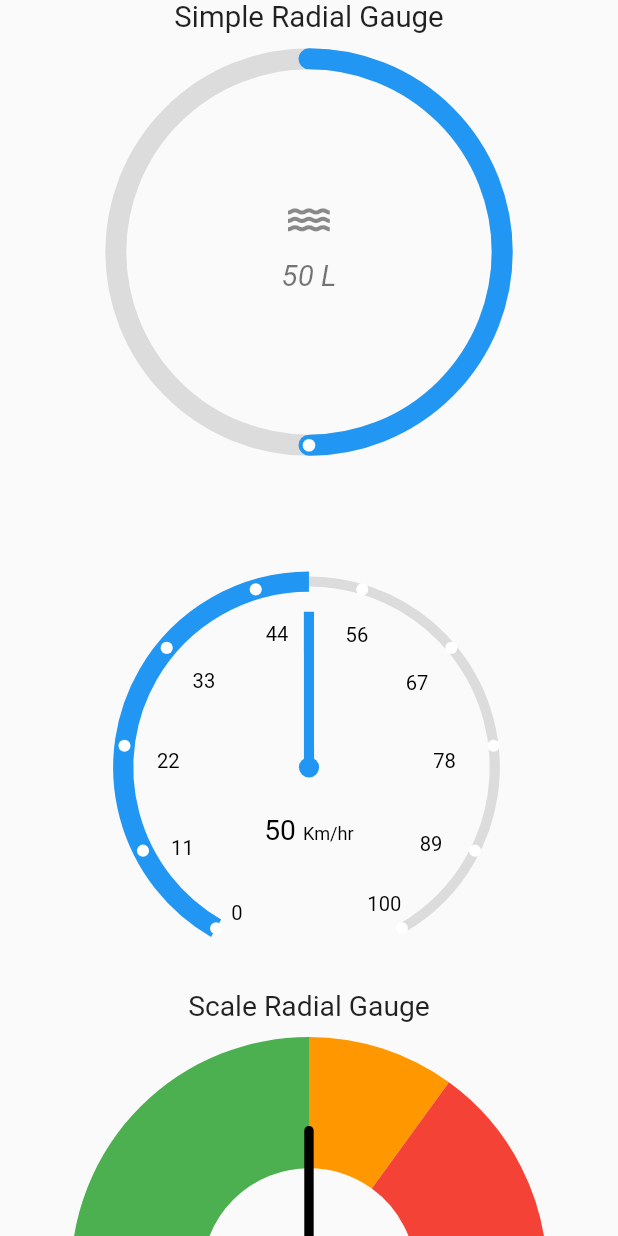
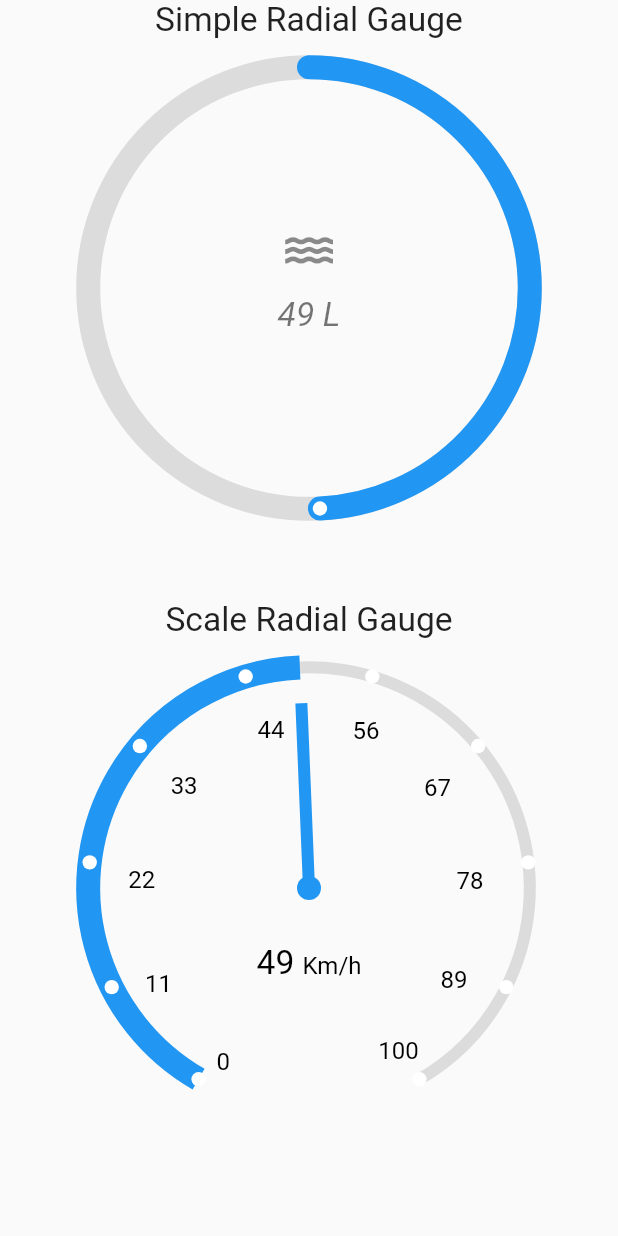
Before and after one commit to atsign-foundation/at_gauges, a Flutter app: the screen it shows after launch, on a phone screen of 412 x 824 dp. Run offline on Flutter 3.47's test engine with Material 2 defaults, Android fonts, the phone set to English and light mode, and no system bars.

Commit message:
range gauge removed from package, simple and scale gauge size updated

```diff
--- a/at_radial_gauges/example/lib/main.dart
+++ b/at_radial_gauges/example/lib/main.dart
@@ -31,63 +31,37 @@ class MyGauges extends StatelessWidget {
       // appBar: AppBar(title: const Text('Radial Gauges')),
       body: SafeArea(
         child: ListView(
-          children: [
-            const SizedBox(
-              height: 350,
-              child: SimpleRadialGauge(
+          children: const [
+            SimpleRadialGauge(
               actualValue: 50,
               maxValue: 100,
-                icon: Icon(Icons.water),
-                unit: 'L',
-                animationDuration: 500,
+              // Optional Parameters
+              minValue: 0,
               title: Text('Simple Radial Gauge'),
               titlePosition: TitlePosition.top,
+              unit: 'L',
+              icon: Icon(Icons.water),
+              pointerColor: Colors.blue,
+              decimalPlaces: 0,
+              isAnimate: true,
+              animationDuration: 2000,
+              size: 400,
             ),
-            ),
-            const SizedBox(
-              height: 350,
-              child: ScaleRadialGauge(
+            ScaleRadialGauge(
               maxValue: 100,
               actualValue: 50,
-                unit: TextSpan(text: 'Km/hr', style: TextStyle(fontSize: 9)),
+              // Optional Parameters
+              minValue: 0,
+              size: 400,
               title: Text('Scale Radial Gauge'),
-                titlePosition: TitlePosition.bottom,
+              titlePosition: TitlePosition.top,
+              pointerColor: Colors.blue,
+              needleColor: Colors.blue,
+              decimalPlaces: 0,
+              isAnimate: true,
+              animationDuration: 2000,
+              unit: TextSpan(text: 'Km/h', style: TextStyle(fontSize: 10)),
             ),
-            ),
-            SizedBox(
-              height: 350,
-              child: RangeRadialGauge(
-                minValue: 0,
-                maxValue: 100,
-                actualValue: 50,
-                maxDegree: 180,
-                startDegree: 180,
-                title: const Text('Range Radial Gauge'),
-                titlePosition: TitlePosition.bottom,
-                unit: const TextSpan(text: '°C'),
-                ranges: [
-                  Range(
-                    label: 'slow',
-                    lowerLimit: 0,
-                    upperLimit: 50,
-                    backgroundColor: Colors.green,
-                  ),
-                  Range(
-                    label: 'medium',
-                    lowerLimit: 50,
-                    upperLimit: 70,
-                    backgroundColor: Colors.orange,
-                  ),
-                  Range(
-                    label: 'fast',
-                    lowerLimit: 70,
-                    upperLimit: 100,
-                    backgroundColor: Colors.red,
-                  ),
-                ],
-              ),
-            ),
-            const Text('Hi'),
           ],
         ),
       ),
--- a/at_radial_gauges/lib/at_radial_gauges.dart
+++ b/at_radial_gauges/lib/at_radial_gauges.dart
@@ -1,7 +1,6 @@
 /// Create beautiful looking gauges.
 library at_radial_gauges;
 
-export 'src/radial_gauges/range_radial_gauge.dart';
 export 'src/radial_gauges/scale_radial_gauge.dart';
 export 'src/radial_gauges/simple_radial_gauge.dart';
 export 'src/utils/enums.dart';
--- a/at_radial_gauges/lib/src/painters/range_radial_gauge_painter.dart
+++ b/at_radial_gauges/lib/src/painters/range_radial_gauge_painter.dart
@@ -52,9 +52,11 @@ class RangeRadialGaugePainter extends CustomPainter {
   void paint(Canvas canvas, Size size) {
     final startAngle = Utils.degreesToRadians(startDegree);
     // final backgroundSweepAngle = Utils.degreesToRadians(maxDegree);
-    final center = Offset(size.width / 2, size.height / 2);
-    final radius = size.width * 1 / 2;
-    var arcRect = Rect.fromCircle(center: center, radius: radius);
+    final center = size.center(Offset.zero);
+    final radius = size.shortestSide * 0.5;
+    // var arcRect = Rect.fromCircle(center: center, radius: radius);
+    var arcRect =
+        Rect.fromCenter(center: center, width: size.width, height: size.height);
 
     // Create range arc first.
     double labelHeight = size.height / 2;
@@ -78,6 +80,12 @@ class RangeRadialGaugePainter extends CustomPainter {
           maxValue: double.parse(maxValue),
           maxDegrees: maxDegree);
 
+      // var arc = Path()
+      //   ..moveTo(center.dx - 2, center.dy)
+      //   ..relativeQuadraticBezierTo(
+      //       center.dx, center.dy - 5, center.dx + 2, center.dy);
+
+      // canvas.drawPath(arc, rangeArcPaint);
       canvas.drawArc(
           arcRect, rangeStartAngle, rangeSweepAngle, false, rangeArcPaint);
 
@@ -125,18 +133,14 @@ class RangeRadialGaugePainter extends CustomPainter {
       ..strokeWidth = 5
       ..strokeCap = StrokeCap.round
       ..style = PaintingStyle.fill;
-    const needleLengthConstraints = 15;
+    final needleLengthConstraints = 000;
 
     // The sweepAngle start at 120 degrees from the start of a circle.
     var adjustedSweepAngle =
         sweepAngle + (startAngle - Utils.degreesToRadians(120));
     var needleEndPointOffset = Offset(
-        (center.dx) +
-            (radius - needleLengthConstraints) *
-                cos(pi / 1.5 + (adjustedSweepAngle)),
-        (center.dx) +
-            (radius - needleLengthConstraints) *
-                sin(pi / 1.5 + (adjustedSweepAngle)));
+        (center.dx) + radius * cos(pi / 1.5 + adjustedSweepAngle),
+        (center.dx) + radius * sin(pi / 1.5 + adjustedSweepAngle));
 
     canvas.drawLine(center, needleEndPointOffset, needlePaint);
     canvas.drawCircle(center, 5, needlePaint);
@@ -158,7 +162,7 @@ class RangeRadialGaugePainter extends CustomPainter {
       ..layout();
 
     var actualValueOffset =
-        Offset(size.width / 2 - valueTextPainter.width / 2, size.height / 1.8);
+        Offset(center.dx - valueTextPainter.width / 2, center.dy / 0.95);
 
     // paint value to canvas
     valueTextPainter.paint(canvas, actualValueOffset);
--- a/at_radial_gauges/lib/src/radial_gauges/range_radial_gauge.dart
+++ b/at_radial_gauges/lib/src/radial_gauges/range_radial_gauge.dart
@@ -198,7 +198,7 @@ class _RangeRadialGaugeState extends State<RangeRadialGauge>
           ),
           widget.titlePosition == TitlePosition.bottom
               ? SizedBox(
-                  height: 0,
+                  height: 30,
                   child: widget.title,
                 )
               : const SizedBox(
--- a/at_radial_gauges/lib/src/radial_gauges/scale_radial_gauge.dart
+++ b/at_radial_gauges/lib/src/radial_gauges/scale_radial_gauge.dart
@@ -10,9 +10,9 @@ class ScaleRadialGauge extends StatefulWidget {
   ///
   /// The [minValue] and [maxValue] must not be null.
   const ScaleRadialGauge({
-    this.minValue = 0,
     required this.maxValue,
     required this.actualValue,
+    this.minValue = 0,
     this.size = 200,
     this.title,
     this.titlePosition = TitlePosition.top,
@@ -131,7 +131,10 @@ class _ScaleRadialGaugeState extends State<ScaleRadialGauge>
               userMilliseconds: widget.animationDuration));
     }
 
-    return FittedBox(
+    return SizedBox(
+      width: widget.size,
+      height: widget.size,
+      child: FittedBox(
         child: SizedBox(
           child: Column(
             children: [
@@ -144,8 +147,8 @@ class _ScaleRadialGaugeState extends State<ScaleRadialGauge>
                       height: 20,
                     ),
               SizedBox(
-              height: widget.size,
-              width: widget.size,
+                height: 200,
+                width: 200,
                 child: Padding(
                   padding: const EdgeInsets.all(8.0),
                   child: CustomPaint(
@@ -176,6 +179,7 @@ class _ScaleRadialGaugeState extends State<ScaleRadialGauge>
             ],
           ),
         ),
+      ),
     );
   }
 }
--- a/at_radial_gauges/lib/src/radial_gauges/simple_radial_gauge.dart
+++ b/at_radial_gauges/lib/src/radial_gauges/simple_radial_gauge.dart
@@ -12,11 +12,11 @@ class SimpleRadialGauge extends StatefulWidget {
   const SimpleRadialGauge({
     required this.actualValue,
     required this.maxValue,
+    this.minValue = 0,
     this.title,
     this.titlePosition = TitlePosition.top,
     this.unit,
     this.icon,
-    this.minValue = 0,
     this.pointerColor = Colors.blue,
     this.decimalPlaces = 0,
     this.isAnimate = true,
@@ -132,7 +132,10 @@ class _SimpleRadialGaugeState extends State<SimpleRadialGauge>
               userMilliseconds: widget.animationDuration));
     }
 
-    return FittedBox(
+    return SizedBox(
+      width: widget.size,
+      height: widget.size,
+      child: FittedBox(
         child: Column(
           children: [
             widget.titlePosition == TitlePosition.top
@@ -144,8 +147,8 @@ class _SimpleRadialGaugeState extends State<SimpleRadialGauge>
                     height: 20,
                   ),
             SizedBox(
-            height: widget.size,
-            width: widget.size,
+              height: 200,
+              width: 200,
               child: Padding(
                 padding: const EdgeInsets.all(8.0),
                 child: CustomPaint(
@@ -164,7 +167,8 @@ class _SimpleRadialGaugeState extends State<SimpleRadialGauge>
                       subtitle: widget.icon != null
                           ? Text(
                               '${Utils.sweepAngleRadianToActualValue(sweepAngle: animationController.value, maxValue: widget.maxValue, minValue: widget.minValue).toStringAsFixed(widget.decimalPlaces)} ${widget.unit ?? ''}',
-                            style: const TextStyle(fontStyle: FontStyle.italic),
+                              style:
+                                  const TextStyle(fontStyle: FontStyle.italic),
                               textAlign: TextAlign.center,
                             )
                           : null,
@@ -186,6 +190,7 @@ class _SimpleRadialGaugeState extends State<SimpleRadialGauge>
                   )
           ],
         ),
+      ),
     );
   }
 }
```
Lines whose indentation alone changed are shown as unchanged.
